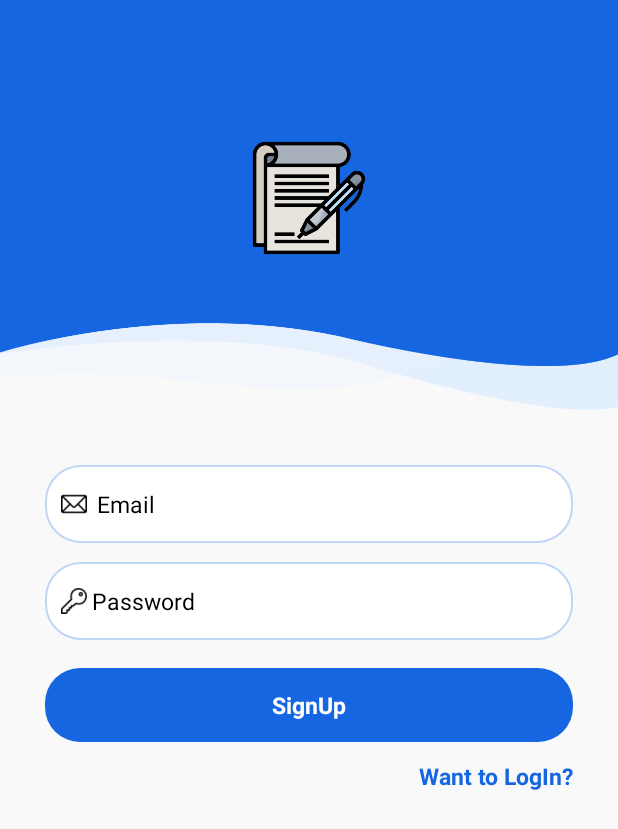
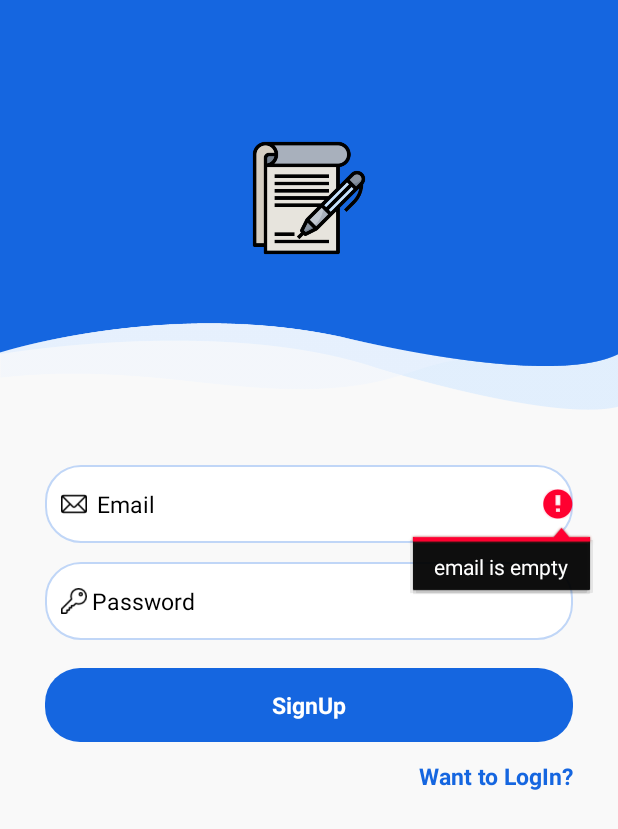
Before and after one commit to gaddarkumar7447/Note-App, an Android app: the SignUp screen opened directly, with no data from a screen before it, after a tap on "SignUp", on a phone screen of 412 x 824 dp. Shown: the top 829 px of the screen. Run offline under Robolectric (Android 15) with nearby library versions, the phone set to English and light mode, and no system bars; our stand-ins replace Firebase (no records; nobody signed in at launch, a user with empty details on screens opened directly).

Commit message:
set color & set.error

```diff
--- a/app/src/main/java/com/example/noteapp/FireBaseModel.java
+++ b/app/src/main/java/com/example/noteapp/FireBaseModel.java
@@ -4,9 +4,7 @@ public class FireBaseModel{
         private String title;
         private String content;
 
-    public FireBaseModel() {
-
-    }
+    public FireBaseModel() {}
 
     public FireBaseModel(String title, String content) {
         this.title = title;
--- a/app/src/main/java/com/example/noteapp/ForgetPassword.java
+++ b/app/src/main/java/com/example/noteapp/ForgetPassword.java
@@ -43,7 +43,8 @@ public class ForgetPassword extends AppCompatActivity {
             public void onClick(View v) {
                 String mail = mforgetPassword.getText().toString().trim();
                 if (mail.isEmpty()){
-                    Toast.makeText(ForgetPassword.this, "Enter your mail", Toast.LENGTH_SHORT).show();
+                    mforgetPassword.setError("email is empty");
+//                    Toast.makeText(ForgetPassword.this, "Enter your mail", Toast.LENGTH_SHORT).show();
                 }else {
                     // we have to send password recover email
                     firebaseAuth.sendPasswordResetEmail(mail).addOnCompleteListener(new OnCompleteListener<Void>() {
@@ -55,7 +56,7 @@ public class ForgetPassword extends AppCompatActivity {
                                 startActivity(new Intent(ForgetPassword.this, MainActivity.class));
                             }
                             else {
-                                Toast.makeText(ForgetPassword.this, "Main not exits", Toast.LENGTH_SHORT).show();
+                                mforgetPassword.setError("Mail not exits");
                             }
                         }
                     });
--- a/app/src/main/java/com/example/noteapp/SignUp.java
+++ b/app/src/main/java/com/example/noteapp/SignUp.java
@@ -52,10 +52,11 @@ public class SignUp extends AppCompatActivity {
             public void onClick(View v) {
                 String emainl = msingupemail.getText().toString().trim();
                 String password = msinguppassword.getText().toString().trim();
-                if (emainl.isEmpty() || password.isEmpty()){
-                    Toast.makeText(SignUp.this, "Both fields are required", Toast.LENGTH_SHORT).show();
-                }else if (password.length() < 7){
-                    Toast.makeText(SignUp.this, "Password should greater than 7 digit", Toast.LENGTH_SHORT).show();
+                if (emainl.isEmpty()){
+                    msingupemail.setError("email is empty");
+                }
+                else if (password.length() < 7){
+                    msinguppassword.setError("password should greater than 7 digit");
                 }
                 else {
                     // Registered email to firebase
--- a/app/src/main/java/com/example/noteapp/SplashActivity.java
+++ b/app/src/main/java/com/example/noteapp/SplashActivity.java
@@ -26,6 +26,5 @@ public class SplashActivity extends AppCompatActivity {
                 finish();
             }
         },800);
-
     }
 }
--- /dev/null
+++ b/app/src/main/res/drawable/ic_baseline_error_24.xml
@@ -0,0 +1,5 @@
+<vector android:height="24dp" android:tint="#000000"
+    android:viewportHeight="24" android:viewportWidth="24"
+    android:width="24dp" xmlns:android="http://schemas.android.com/apk/res/android">
+    <path android:fillColor="@android:color/white" android:pathData="M12,2C6.48,2 2,6.48 2,12s4.48,10 10,10 10,-4.48 10,-10S17.52,2 12,2zM13,17h-2v-2h2v2zM13,13h-2L11,7h2v6z"/>
+</vector>
--- a/app/src/main/res/values/colors.xml
+++ b/app/src/main/res/values/colors.xml
@@ -11,4 +11,5 @@
     <color name="CreateNode">#435EF4</color>
     <color name="EditNotes">#249CB1</color>
     <color name="NotesShow">#B0B3B8</color>
+    <color name="back">#353333</color>
 </resources>
```
Also changed, not shown: app/src/main/java/com/example/noteapp/MainActivity.java (+8 -3 lines), app/src/main/java/com/example/noteapp/Notes.java (+2 -5 lines).
